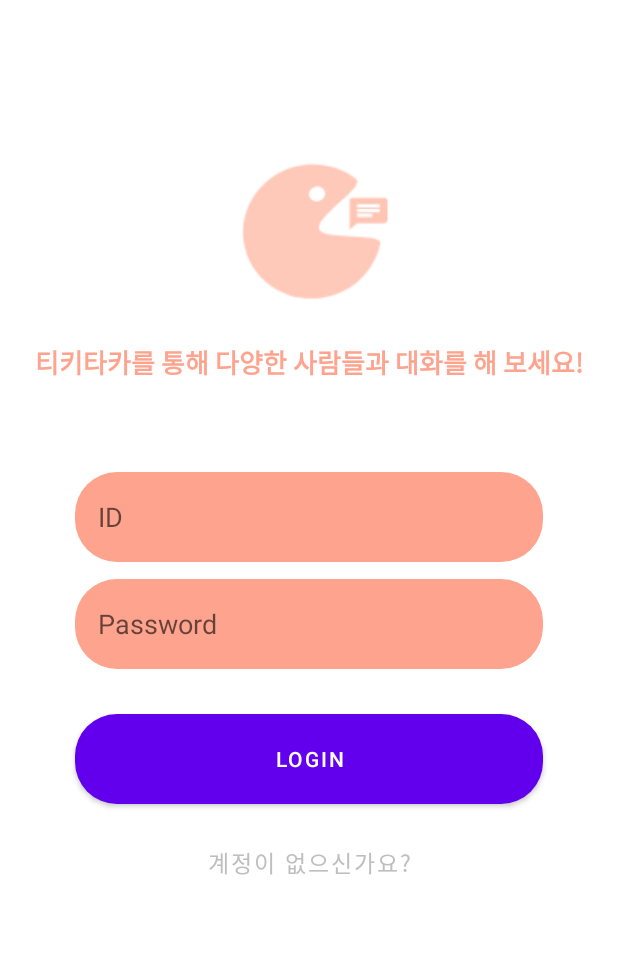
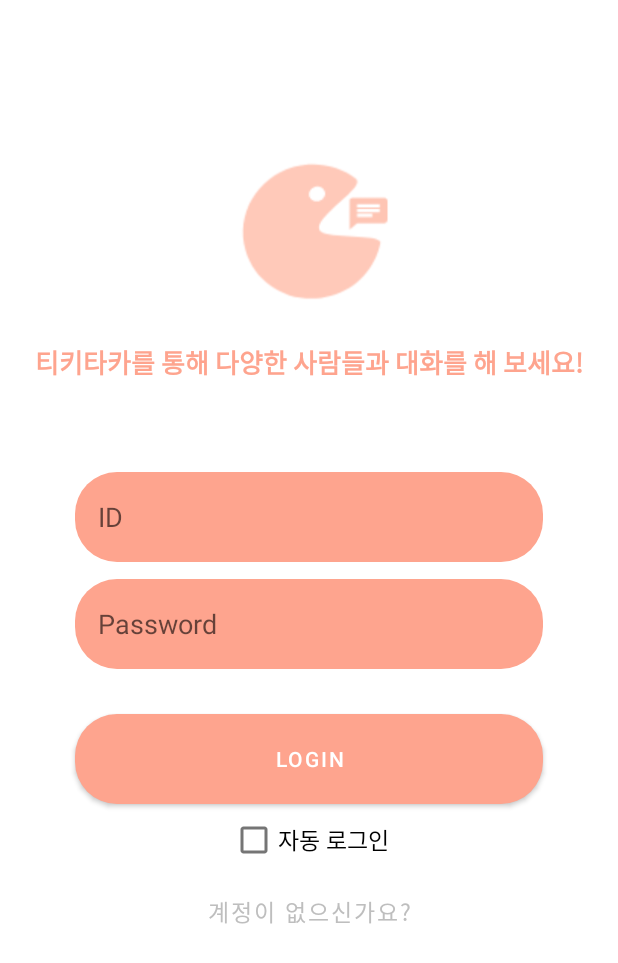
Before and after one commit to TikiTaka-DSM/TikiTaka-Android, an Android app: the LoginFragment screen opened directly, with no data from a screen before it, on a phone screen of 412 x 824 dp. Shown: the top 963 px of the screen. Run offline under Robolectric (Android 15) with nearby library versions, the phone set to English and light mode, and no system bars.

Commit message:
Add autoLogin

```diff
--- a/TikiTakaAndroid/app/src/main/res/layout/fragment_login.xml
+++ b/TikiTakaAndroid/app/src/main/res/layout/fragment_login.xml
@@ -80,21 +80,31 @@
         android:layout_marginRight="50dp"
         android:background="@drawable/login_login_button"
         android:text="@string/login"
+        app:backgroundTint="@color/mainCoral"
         app:layout_constraintLeft_toLeftOf="parent"
         app:layout_constraintRight_toRightOf="parent"
         app:layout_constraintTop_toBottomOf="@id/login_password_editText" />
+
+    <CheckBox
+        android:id="@+id/login_autoLogin_checkBox"
+        android:layout_width="wrap_content"
+        android:textSize="15sp"
+        android:layout_height="wrap_content"
+        app:layout_constraintTop_toBottomOf="@id/login_login_button"
+        app:layout_constraintLeft_toLeftOf="parent"
+        app:layout_constraintRight_toRightOf="parent"
+        android:text="자동 로그인" />
 
     <Button
         android:id="@+id/login_goSign_button"
         android:layout_width="wrap_content"
         android:layout_height="wrap_content"
-        android:layout_marginTop="15dp"
         android:background="@android:color/transparent"
         android:text="@string/notUser"
         android:textColor="@color/gray"
         android:textSize="15sp"
         app:layout_constraintLeft_toLeftOf="parent"
         app:layout_constraintRight_toRightOf="parent"
-        app:layout_constraintTop_toBottomOf="@id/login_login_button" />
+        app:layout_constraintTop_toBottomOf="@id/login_autoLogin_checkBox" />
 
 </androidx.constraintlayout.widget.ConstraintLayout>
```
Also changed, not shown: TikiTakaAndroid/app/src/main/java/com/example/tikitaka_android/sign/ui/fragment/SplashFragment.kt (added, +30 -0 lines).
